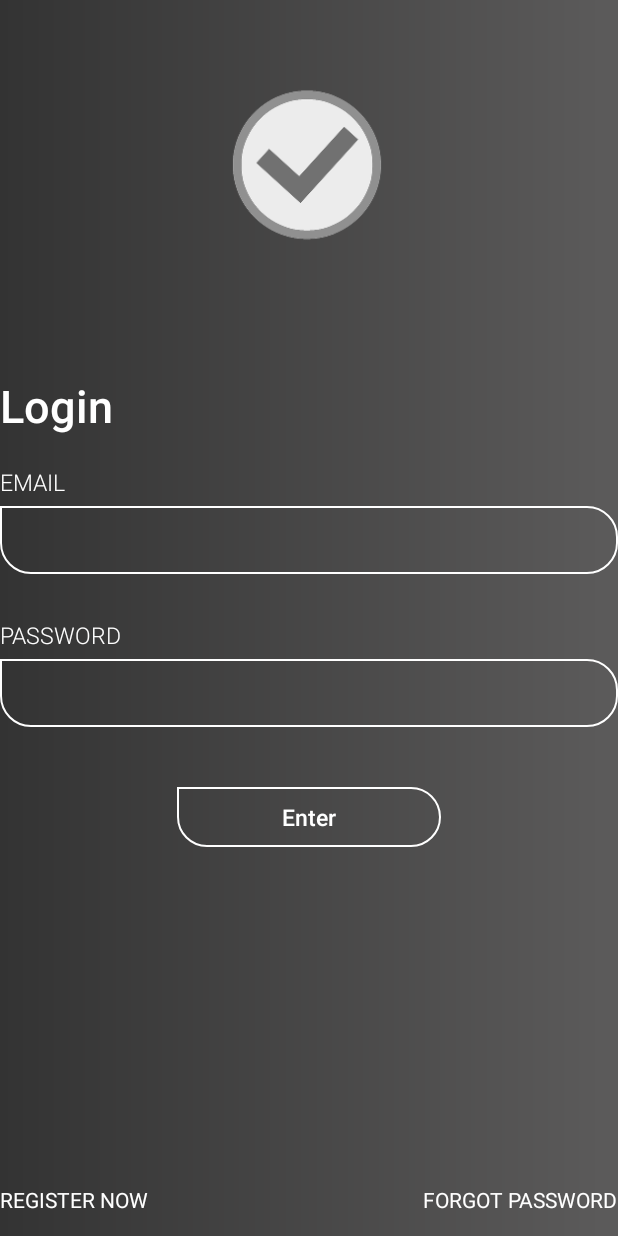
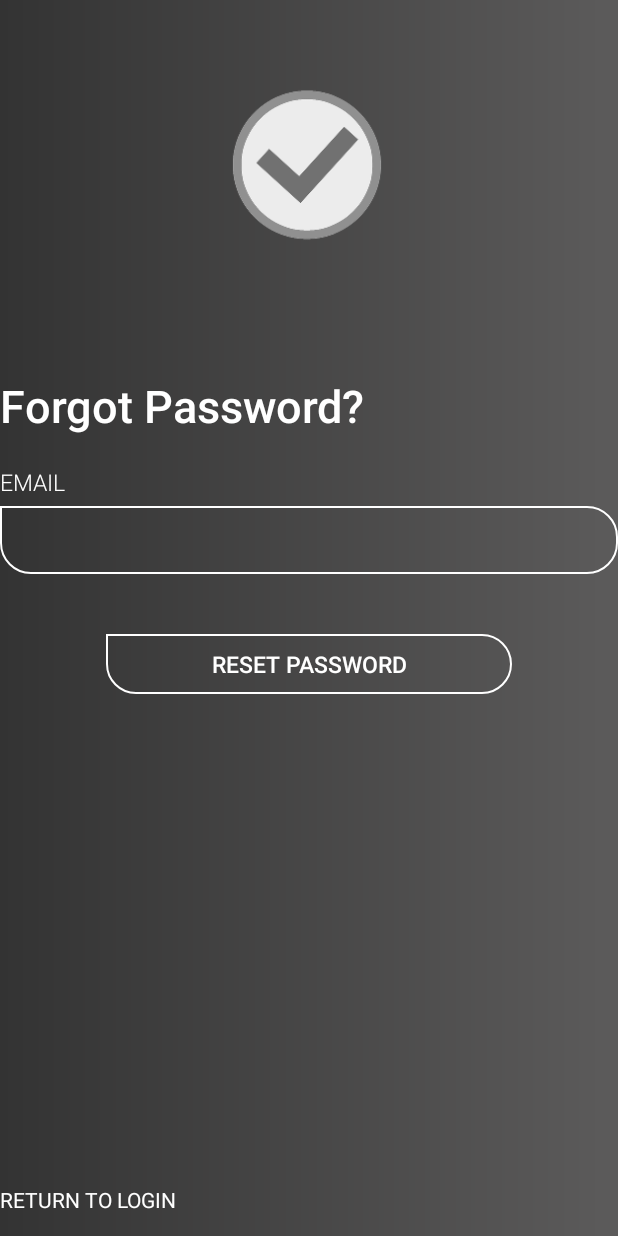
Before and after one commit to EmperorWasTaken/RememberMe, an Android app: the screen it shows after launch (LoginActivity before the commit, ForgotPasswordActivity after it), after a tap on "FORGOT PASSWORD", on a phone screen of 412 x 824 dp. Run offline under Robolectric (Android 15) with nearby library versions, the phone set to English and light mode, and no system bars; our stand-ins replace Firebase (no records; nobody signed in at launch, a user with empty details on screens opened directly).

Commit message:
Can now reset passwords

```diff
--- a/app/src/main/AndroidManifest.xml
+++ b/app/src/main/AndroidManifest.xml
@@ -12,12 +12,13 @@
         android:roundIcon="@drawable/plannerlogo"
         android:supportsRtl="true"
         android:theme="@style/Theme.AppCompat.NoActionBar">
-        <activity android:name=".RegisterActivity"></activity>
+        <activity android:name=".userActivities.ForgotPasswordActivity"></activity>
+        <activity android:name=".userActivities.RegisterActivity" />
         <activity android:name=".lists.AddNewListActivity" />
         <activity android:name=".tasks.AddNewTaskActivity" />
         <activity android:name=".lists.TaskListDetailsActivity" />
         <activity android:name=".tasks.TaskDetailsActivity" />
-        <activity android:name=".LoginActivity" />
+        <activity android:name=".userActivities.LoginActivity" />
         <activity
             android:name=".SplashActivity"
             android:theme="@style/Splash">
--- a/app/src/main/java/com/example/rememberme/SplashActivity.kt
+++ b/app/src/main/java/com/example/rememberme/SplashActivity.kt
@@ -4,6 +4,7 @@ import android.content.Intent
 import android.os.Bundle
 import android.os.Handler
 import androidx.appcompat.app.AppCompatActivity
+import com.example.rememberme.userActivities.LoginActivity
 
 class SplashActivity : AppCompatActivity() {
 
--- /dev/null
+++ b/app/src/main/java/com/example/rememberme/userActivities/ForgotPasswordActivity.kt
@@ -0,0 +1,59 @@
+package com.example.rememberme.userActivities
+
+import android.content.Intent
+import androidx.appcompat.app.AppCompatActivity
+import android.os.Bundle
+import android.util.Log
+import android.widget.EditText
+import android.widget.Toast
+import com.example.rememberme.databinding.ActivityForgotPasswordBinding
+import com.example.rememberme.databinding.ActivityRegisterBinding
+import com.google.firebase.auth.FirebaseAuth
+import com.google.firebase.auth.ktx.auth
+import com.google.firebase.database.DatabaseReference
+import com.google.firebase.ktx.Firebase
+import kotlinx.android.synthetic.main.activity_forgot_password.*
+
+private var TAG:String = "RememberMe:ForgotPasswordActivity"
+
+
+private lateinit var binding: ActivityForgotPasswordBinding
+private lateinit var auth: FirebaseAuth
+
+
+class ForgotPasswordActivity : AppCompatActivity() {
+    override fun onCreate(savedInstanceState: Bundle?) {
+        super.onCreate(savedInstanceState)
+        binding = ActivityForgotPasswordBinding.inflate(layoutInflater)
+        setContentView(binding.root)
+
+        auth = Firebase.auth
+
+        binding.forgotPasswordButton.setOnClickListener{
+
+            resetPassword()
+
+        }
+
+    }
+
+    private fun resetPassword(){
+
+        val userEmail = forgotPasswordEmail.text.toString().trim()
+
+        if(userEmail == ""){
+            Toast.makeText(this, "Oops, forgot you email", Toast.LENGTH_SHORT).show()
+        }
+        auth.sendPasswordResetEmail(userEmail)
+            .addOnCompleteListener { task ->
+                if (task.isSuccessful) {
+                    Log.d(TAG, "Email sent.")
+                    Toast.makeText(this, "Password is reset! taking you back to login now", Toast.LENGTH_SHORT).show()
+                    finish()
+                    startActivity(Intent(applicationContext, LoginActivity::class.java))
+                } else {
+                    Log.e("Error:" + task.exception, "Error")
+                }
+            }
+    }
+}
--- a/app/src/main/java/com/example/rememberme/LoginActivity.kt
+++ b/app/src/main/java/com/example/rememberme/userActivities/LoginActivity.kt
@@ -1,10 +1,11 @@
-package com.example.rememberme
+package com.example.rememberme.userActivities
 
 import android.content.Intent
 import androidx.appcompat.app.AppCompatActivity
 import android.os.Bundle
 import android.util.Log
 import android.widget.Toast
+import com.example.rememberme.MainActivity
 import com.example.rememberme.databinding.ActivityLoginBinding
 import com.google.firebase.auth.FirebaseAuth
 import com.google.firebase.auth.ktx.auth
@@ -32,17 +33,17 @@ class LoginActivity : AppCompatActivity() {
             loginUser()
         }
 
-        // Will be worked on
+
         binding.registerUser.setOnClickListener{
             registerNewUser()
         }
-        //Will be worked on
+
         binding.forgotPassword.setOnClickListener{
-            Toast.makeText(this, "Not yet implemented", Toast.LENGTH_SHORT).show()
+            forgotUserPassword()
         }
     }
 
-    // Simple login made with the documentation on Firebase.
+
     private fun loginUser() {
         val userEmail = usernameInput.text.toString().trim()
         val userPassword = passwordInput.text.toString().trim()
@@ -69,6 +70,8 @@ class LoginActivity : AppCompatActivity() {
     private fun registerNewUser(){
         startActivity(Intent(applicationContext, RegisterActivity::class.java))
     }
-
+    private fun forgotUserPassword() {
+        startActivity(Intent(applicationContext, ForgotPasswordActivity::class.java))
+    }
 
 }
--- a/app/src/main/java/com/example/rememberme/RegisterActivity.kt
+++ b/app/src/main/java/com/example/rememberme/userActivities/RegisterActivity.kt
@@ -1,8 +1,9 @@
-package com.example.rememberme
+package com.example.rememberme.userActivities
 
 import android.content.Intent
 import androidx.appcompat.app.AppCompatActivity
 import android.os.Bundle
+import android.util.Log
 import android.widget.Toast
 import com.example.rememberme.databinding.ActivityLoginBinding
 import com.example.rememberme.databinding.ActivityRegisterBinding
@@ -58,11 +59,20 @@ class RegisterActivity : AppCompatActivity() {
                             Toast.makeText(this, "User successfully created!", Toast.LENGTH_SHORT).show()
                             startActivity(Intent(applicationContext, LoginActivity::class.java))
                             finish()
+                            val user = auth.currentUser
+
+                            user!!.sendEmailVerification().addOnCompleteListener{ task ->
+                                if (task.isSuccessful){
+                                    Log.d(TAG,"Email verification sent!")
+                                }
+                            }
                         }
                     }
 
 
                 } else {
+
+                    Log.e("Error:" + task.exception, "Error")
 
                 }
 
--- /dev/null
+++ b/app/src/main/res/layout/activity_forgot_password.xml
@@ -0,0 +1,125 @@
+<?xml version="1.0" encoding="utf-8"?>
+<androidx.constraintlayout.widget.ConstraintLayout xmlns:android="http://schemas.android.com/apk/res/android"
+    xmlns:app="http://schemas.android.com/apk/res-auto"
+    xmlns:tools="http://schemas.android.com/tools"
+    android:layout_width="match_parent"
+    android:layout_height="match_parent"
+    tools:context=".LoginActivity">
+
+    <RelativeLayout
+        android:id="@+id/relativeLayout"
+        android:background="@drawable/grad_gray"
+        android:layout_width="match_parent"
+        android:layout_height="wrap_content"
+        android:layout_centerInParent="true"
+        tools:layout_editor_absoluteX="40dp">
+
+        <ImageView
+            android:id="@+id/logoLogin"
+            android:layout_width="110dp"
+            android:layout_height="120dp"
+            android:layout_marginLeft="150dp"
+            android:layout_marginTop="50dp"
+            android:adjustViewBounds="true"
+            android:src="@drawable/splash_logo" />
+
+
+        <RelativeLayout
+            android:layout_width="wrap_content"
+            android:layout_height="wrap_content"
+            android:layout_below="@+id/logoLogin"
+            android:visibility="visible"
+            tools:layout_editor_absoluteX="0dp"
+            tools:layout_editor_absoluteY="221dp">
+
+            <TextView
+                android:id="@+id/app_login"
+                android:layout_width="wrap_content"
+                android:layout_height="wrap_content"
+                android:layout_marginTop="80dp"
+                android:fontFamily="sans-serif-medium"
+                android:text="Forgot Password?"
+                android:textColor="@color/white"
+                android:textSize="30dp" />
+
+            <LinearLayout
+                android:id="@+id/linear1"
+                android:layout_width="match_parent"
+                android:layout_height="wrap_content"
+                android:layout_below="@+id/app_login"
+                android:layout_marginTop="20sp"
+                android:orientation="vertical">
+
+
+                <LinearLayout
+                    android:layout_width="match_parent"
+                    android:layout_height="wrap_content"
+                    android:orientation="vertical">
+
+                    <TextView
+                        android:layout_width="wrap_content"
+                        android:layout_height="wrap_content"
+                        android:fontFamily="sans-serif-light"
+                        android:text="EMAIL"
+                        android:textAllCaps="true"
+                        android:textColor="@color/white"
+                        android:textSize="15dp" />
+
+                    <EditText
+                        android:id="@+id/forgotPasswordEmail"
+                        android:layout_width="match_parent"
+                        android:layout_height="45dp"
+                        android:layout_marginTop="5dp"
+                        android:background="@drawable/borderbox_bg"
+                        android:fontFamily="sans-serif-light"
+                        android:paddingLeft="15dp"
+                        android:paddingRight="15dp"
+                        android:textColor="@color/white"
+                        android:textSize="15dp" />
+                </LinearLayout>
+
+
+                <Button
+                    android:id="@+id/forgotPasswordButton"
+                    android:layout_width="wrap_content"
+                    android:layout_height="40dp"
+                    android:layout_marginTop="40dp"
+                    android:fontFamily="sans-serif-medium"
+                    android:paddingLeft="70dp"
+                    android:layout_gravity="center"
+                    android:paddingRight="70dp"
+                    android:background="@drawable/borderbox_bg"
+                    android:text="RESET PASSWORD"
+                    android:clickable="true"
+                    android:textAllCaps="false"
+                    android:textColor="@color/white"
+                    android:textSize="15dp" />
+            </LinearLayout>
+
+
+        </RelativeLayout>
+
+        <RelativeLayout
+            android:id="@+id/relative2"
+            android:layout_width="match_parent"
+            android:layout_height="wrap_content"
+            android:layout_alignParentBottom="true">
+
+            <Button
+                android:id="@+id/returnLogin"
+                android:layout_width="wrap_content"
+                android:layout_height="wrap_content"
+                android:background="@color/transparent"
+                android:fontFamily="sans-serif"
+                android:text="Return to login"
+                android:clickable="true"
+                android:textAllCaps="true"
+                android:textColor="@color/white" />
+
+        </RelativeLayout>
+
+    </RelativeLayout>
+
+
+
+</androidx.constraintlayout.widget.ConstraintLayout>
```
